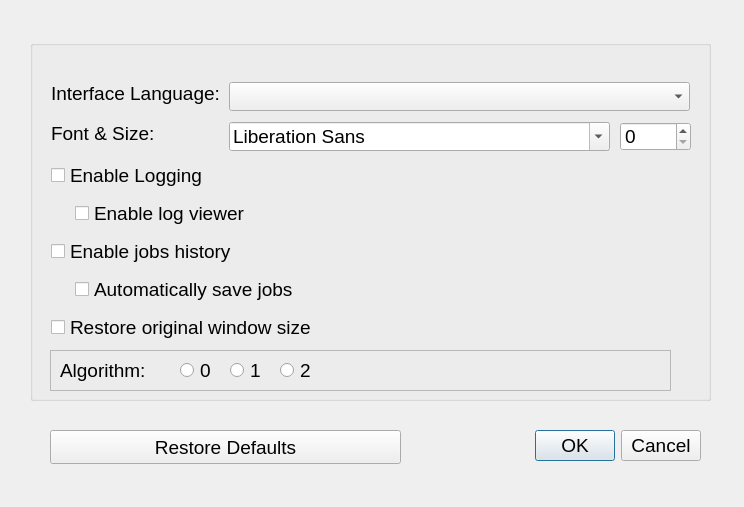
Old version of the form MKVBatchMultiplex/ui/PreferencesDialog.ui in the repository akai10tsuki/mkvbatchmultiplex.
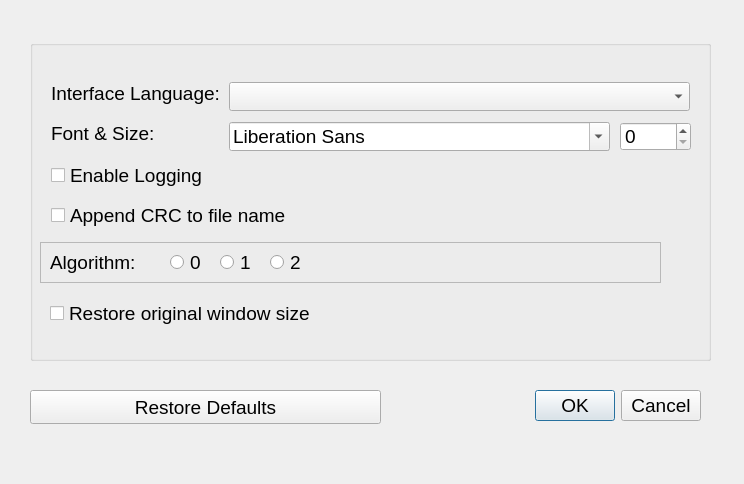
New version of the form.

Commit message: Remove non-implemented features added CRC configuration

The edit to the form file:
```diff
--- a/MKVBatchMultiplex/ui/PreferencesDialog.ui
+++ b/MKVBatchMultiplex/ui/PreferencesDialog.ui
@@ -7,7 +7,7 @@
     <x>0</x>
     <y>0</y>
     <width>744</width>
-    <height>507</height>
+    <height>484</height>
    </rect>
   </property>
   <property name="font">
@@ -25,7 +25,7 @@
    <property name="geometry">
     <rect>
      <x>460</x>
-     <y>430</y>
+     <y>390</y>
      <width>241</width>
      <height>32</height>
     </rect>
@@ -43,7 +43,7 @@
      <x>30</x>
      <y>40</y>
      <width>681</width>
-     <height>361</height>
+     <height>321</height>
     </rect>
    </property>
    <property name="title">
@@ -75,8 +75,8 @@
    <widget class="QCheckBox" name="chkBoxRestoreWindowSize">
     <property name="geometry">
      <rect>
-      <x>21</x>
-      <y>274</y>
+      <x>20</x>
+      <y>260</y>
       <width>641</width>
       <height>27</height>
      </rect>
@@ -124,38 +124,6 @@
      <string>Font &amp; Size:</string>
     </property>
    </widget>
-   <widget class="QCheckBox" name="chkBoxEnableJobHistory">
-    <property name="geometry">
-     <rect>
-      <x>21</x>
-      <y>198</y>
-      <width>641</width>
-      <height>27</height>
-     </rect>
-    </property>
-    <property name="text">
-     <string>Enable jobs history</string>
-    </property>
-   </widget>
-   <widget class="QCheckBox" name="chkBoxEnableLogViewer">
-    <property name="geometry">
-     <rect>
-      <x>45</x>
-      <y>160</y>
-      <width>611</width>
-      <height>27</height>
-     </rect>
-    </property>
-    <property name="baseSize">
-     <size>
-      <width>0</width>
-      <height>0</height>
-     </size>
-    </property>
-    <property name="text">
-     <string>Enable log viewer</string>
-    </property>
-   </widget>
    <widget class="QComboBox" name="cmbBoxInterfaceLanguage">
     <property name="geometry">
      <rect>
@@ -176,30 +144,11 @@
      </rect>
     </property>
    </widget>
-   <widget class="QCheckBox" name="chkBoxAutoSaveJobHistory">
-    <property name="geometry">
-     <rect>
-      <x>45</x>
-      <y>236</y>
-      <width>611</width>
-      <height>27</height>
-     </rect>
-    </property>
-    <property name="baseSize">
-     <size>
-      <width>0</width>
-      <height>0</height>
-     </size>
-    </property>
-    <property name="text">
-     <string>Automatically save jobs</string>
-    </property>
-   </widget>
    <widget class="QFrame" name="frame">
     <property name="geometry">
      <rect>
-      <x>20</x>
-      <y>310</y>
+      <x>10</x>
+      <y>202</y>
       <width>621</width>
       <height>41</height>
      </rect>
@@ -263,12 +212,25 @@
      </property>
     </widget>
    </widget>
+   <widget class="QCheckBox" name="chkBoxComputeCRC">
+    <property name="geometry">
+     <rect>
+      <x>21</x>
+      <y>162</y>
+      <width>641</width>
+      <height>27</height>
+     </rect>
+    </property>
+    <property name="text">
+     <string>Append CRC to file name</string>
+    </property>
+   </widget>
   </widget>
   <widget class="QPushButton" name="btnRestoreDefaults">
    <property name="geometry">
     <rect>
-     <x>50</x>
-     <y>430</y>
+     <x>30</x>
+     <y>390</y>
      <width>351</width>
      <height>34</height>
     </rect>
```
Left out of the diff: 3 changed lines with no effect on the pictures.
